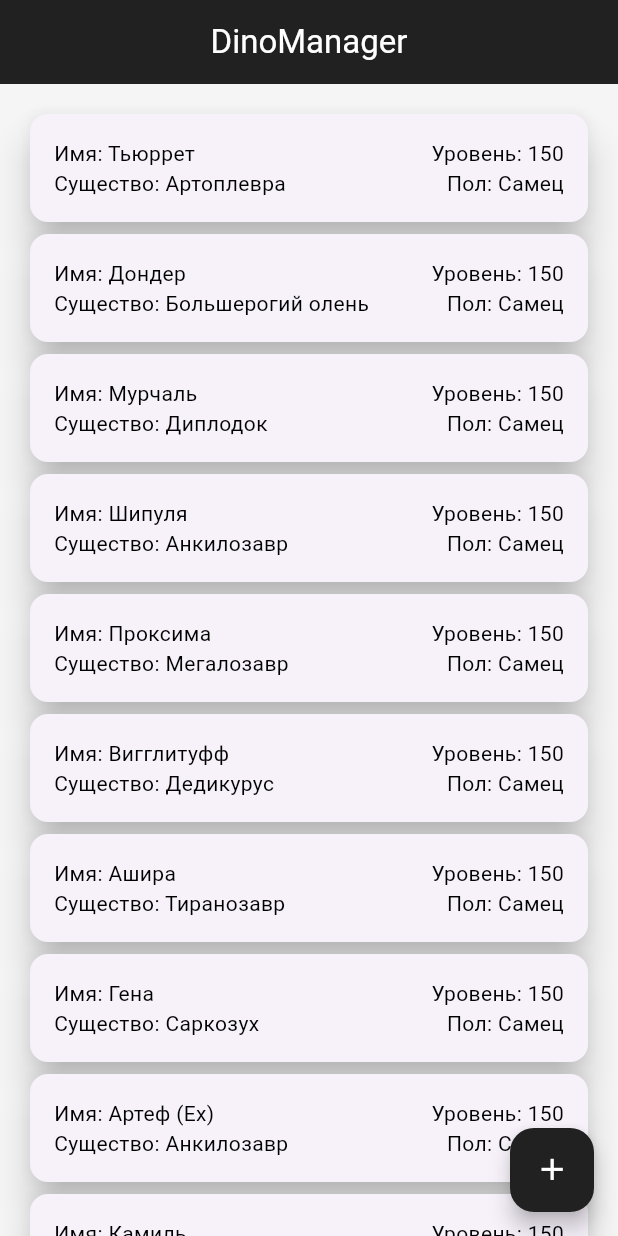
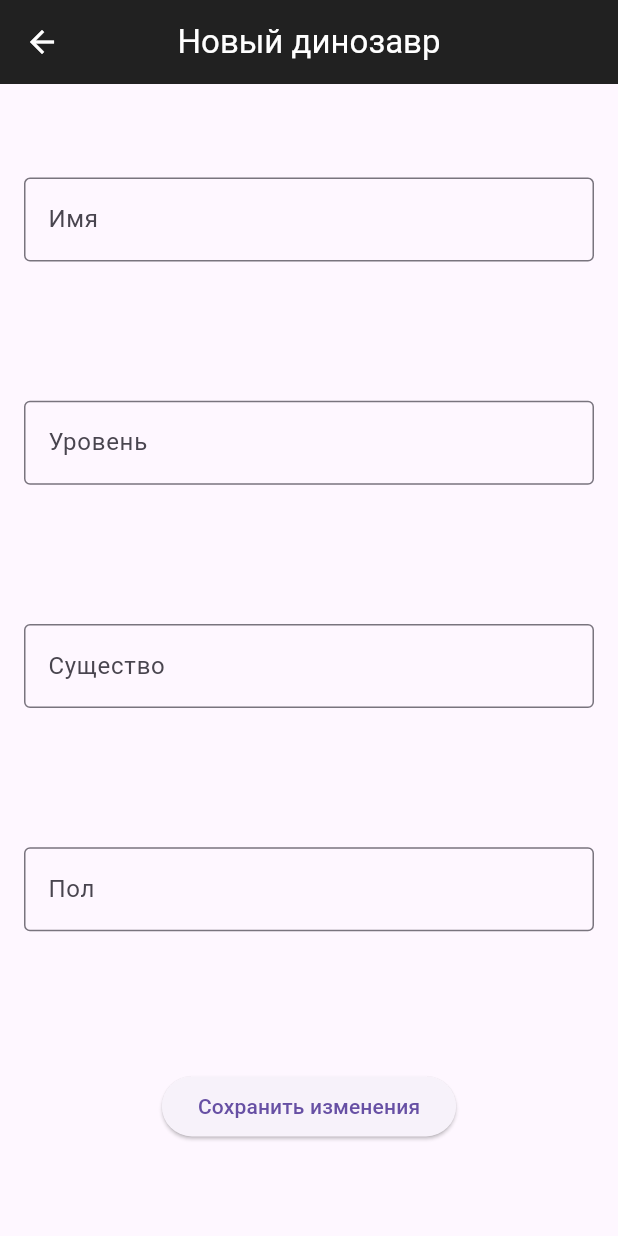
Before and after one commit to leushinilya/DinoManager, a Flutter app: the screen it shows after launch, after a tap on an icon or button, on a phone screen of 412 x 824 dp. Run offline on Flutter 3.47's test engine with Material 3 defaults, Android fonts, the phone set to English and light mode, and no system bars.

Commit message:
dino_details_screen and navigation added

```diff
--- a/lib/dino_app.dart
+++ b/lib/dino_app.dart
@@ -1,4 +1,4 @@
-import 'package:dino_manager/ui/screens/dino_list.dart';
+import 'package:dino_manager/ui/screens/dino_list_screen.dart';
 import 'package:flutter/material.dart';
 
 class DinoApp extends StatelessWidget {
@@ -8,7 +8,7 @@ class DinoApp extends StatelessWidget {
   Widget build(BuildContext context) {
     return const MaterialApp(
       title: "DinoManager",
-      home: DinoList(),
+      home: DinoListScreen(),
     );
   }
 }
--- a/lib/ui/components/dino_card.dart
+++ b/lib/ui/components/dino_card.dart
@@ -3,15 +3,20 @@ import 'package:flutter/material.dart';
 
 class DinoCard extends StatelessWidget {
   final Dino dino;
+  final Function(Dino) onPressed;
 
-  const DinoCard(this.dino, {super.key});
+  const DinoCard({required this.dino, required this.onPressed, super.key});
 
   @override
   Widget build(BuildContext context) {
     TextStyle textStyle =
         const TextStyle(color: Colors.black, overflow: TextOverflow.ellipsis);
 
-    return Card(
+    return InkWell(
+      onTap: () {
+        onPressed(dino);
+      },
+      child: Card(
         elevation: 10,
         child: Padding(
           padding: const EdgeInsets.all(16.0),
@@ -34,6 +39,7 @@ class DinoCard extends StatelessWidget {
             ],
           ),
         ),
+      ),
     );
   }
 }
--- /dev/null
+++ b/lib/ui/navigation/create_route.dart
@@ -0,0 +1,19 @@
+import 'package:flutter/material.dart';
+
+Route createRoute(Widget destination) {
+  return PageRouteBuilder(
+    pageBuilder: (context, animation, secondaryAnimation) => destination,
+    transitionsBuilder: (context, animation, secondaryAnimation, child) {
+      const begin = Offset(1.0, 0.0);
+      const end = Offset.zero;
+      const curve = Curves.ease;
+
+      var tween = Tween(begin: begin, end: end).chain(CurveTween(curve: curve));
+
+      return SlideTransition(
+        position: animation.drive(tween),
+        child: child,
+      );
+    },
+  );
+}
--- /dev/null
+++ b/lib/ui/screens/dino_edit_screen.dart
@@ -0,0 +1,71 @@
+import 'package:flutter/material.dart';
+import 'package:dino_manager/models/dino.dart';
+
+class DinoEditScreen extends StatelessWidget {
+  const DinoEditScreen({this.dino, super.key});
+
+  final Dino? dino;
+
+  @override
+  Widget build(BuildContext context) {
+    return Scaffold(
+      appBar: AppBar(
+        title: Text(
+          dino != null ? "Изменить динозавра" : "Новый динозавр",
+          style: const TextStyle(color: Colors.white),
+        ),
+        centerTitle: true,
+        backgroundColor: Colors.grey[900],
+        leading: IconButton(
+          icon: const Icon(
+            Icons.arrow_back,
+            color: Colors.white,
+          ),
+          onPressed: () {
+            Navigator.of(context).pop();
+          },
+        ),
+      ),
+      body: Padding(
+        padding: const EdgeInsets.all(16.0),
+        child: Column(
+          mainAxisAlignment: MainAxisAlignment.spaceAround,
+          children: [
+            TextField(
+              decoration: const InputDecoration(
+                border: OutlineInputBorder(),
+                hintText: "Имя",
+              ),
+              controller: TextEditingController(text: dino?.name),
+            ),
+            TextField(
+              decoration: const InputDecoration(
+                border: OutlineInputBorder(),
+                hintText: "Уровень",
+              ),
+              controller: TextEditingController(text: dino?.level.toString()),
+            ),
+            TextField(
+              decoration: const InputDecoration(
+                border: OutlineInputBorder(),
+                hintText: "Существо",
+              ),
+              controller: TextEditingController(text: dino?.race),
+            ),
+            TextField(
+              decoration: const InputDecoration(
+                border: OutlineInputBorder(),
+                hintText: "Пол",
+              ),
+              controller: TextEditingController(text: dino?.gender.value),
+            ),
+            ElevatedButton(
+              onPressed: () {},
+              child: const Text("Сохранить изменения"),
+            )
+          ],
+        ),
+      ),
+    );
+  }
+}
--- a/lib/ui/screens/dino_list.dart
+++ b/lib/ui/screens/dino_list_screen.dart
@@ -1,10 +1,12 @@
 import 'package:dino_manager/ui/components/dino_card.dart';
+import 'package:dino_manager/ui/navigation/create_route.dart';
+import 'package:dino_manager/ui/screens/dino_edit_screen.dart';
 import 'package:flutter/material.dart';
 import 'package:dino_manager/ui/resources/custom_icons.dart';
 import 'package:dino_manager/data/dino_repo.dart';
 
-class DinoList extends StatelessWidget {
-  const DinoList({
+class DinoListScreen extends StatelessWidget {
+  const DinoListScreen({
     super.key,
   });
 
@@ -13,7 +15,7 @@ class DinoList extends StatelessWidget {
     return Scaffold(
       appBar: AppBar(
         title: const Text(
-          "DinoManager",
+          "Ваши динозавры",
           style: TextStyle(color: Colors.white),
         ),
         centerTitle: true,
@@ -22,12 +24,21 @@ class DinoList extends StatelessWidget {
       body: ListView.builder(
         physics: const BouncingScrollPhysics(),
         itemCount: items.length,
-        itemBuilder: (_, index) => DinoCard(items[index]),
+        itemBuilder: (_, index) => DinoCard(
+          dino: items[index],
+          onPressed: (dino) => {
+            Navigator.of(context).push(
+              createRoute(DinoEditScreen(dino: dino,)),
+            )
+          },
+        ),
         padding: const EdgeInsets.all(16.0),
       ),
       floatingActionButton: FloatingActionButton(
         onPressed: () {
-          // items.add("Dino ${items.length}");
+          Navigator.of(context).push(
+            createRoute(const DinoEditScreen()),
+          );
         },
         backgroundColor: Colors.grey[900],
         child: const Icon(
```
Lines whose indentation alone changed are shown as unchanged.
